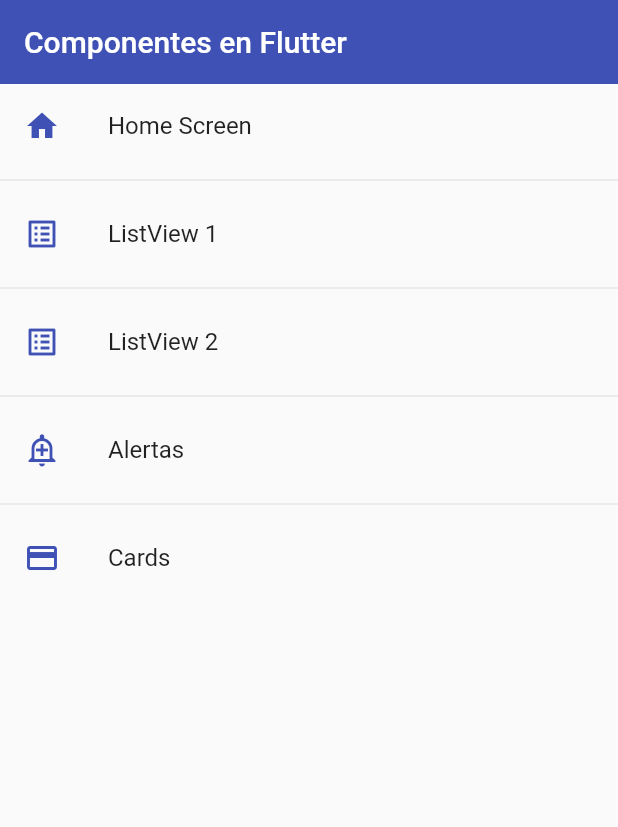
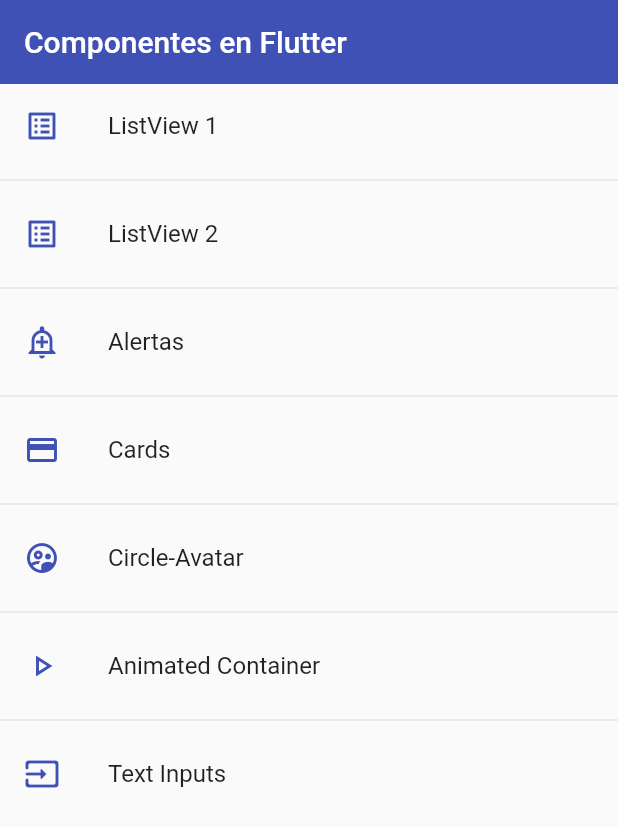
Before and after one commit to ramosjb7/componentes_fl, a Flutter app: the screen it shows after launch, on a phone screen of 412 x 824 dp. Shown: the top 827 px of the screen. Run offline on Flutter 3.47's test engine with Material 2 defaults, Android fonts, the phone set to English and light mode, and no system bars.

Commit message:
Finalizamos la pantalla Avatar y comienzo de los formularios

```diff
--- a/lib/router/app_routes.dart
+++ b/lib/router/app_routes.dart
@@ -10,12 +10,12 @@ class AppRouts {
 
   static final menuOptions =<MenuOption>[
     //TODO: borrar home
-    MenuOption(
-      route: 'home',
-      name: 'Home Screen',
-      screen: const HomeScreen(),
-      icon: Icons.home,
-    ),
+    // MenuOption(
+    //   route: 'home',
+    //   name: 'Home Screen',
+    //   screen: const HomeScreen(),
+    //   icon: Icons.home,
+    // ),
     MenuOption(
       route: 'listview1',
       name: 'ListView 1',
@@ -40,11 +40,33 @@ class AppRouts {
       screen: const CardScreen(),
       icon: Icons.credit_card,
     ),
+    MenuOption(
+      route: 'avatar',
+      name: 'Circle-Avatar',
+      screen: const AvatarScreen(),
+      icon: Icons.supervised_user_circle_outlined
+    ),
+    MenuOption(
+      route: 'animated',
+      name: 'Animated Container',
+      screen: const AnimedScreen(),
+      icon: Icons.play_arrow_outlined
+    ),
+    MenuOption(
+      route: 'inputs',
+      name: 'Text Inputs',
+      screen: const InputScreen(),
+      icon: Icons.input_rounded
+    ),
+
   ];
 
   static Map<String, Widget Function(BuildContext)> getAppRoutes() {
 
     Map<String, Widget Function(BuildContext)> appRoutes={};
+
+    appRoutes.addAll({'home' : (BuildContext context) => const HomeScreen()});
+
 
     for (final option in menuOptions) {
       appRoutes.addAll({option.route  :(context) => option.screen});
--- a/lib/screens/screens.dart
+++ b/lib/screens/screens.dart
@@ -4,6 +4,8 @@ export 'package:fl_components/screens/alert_sreen.dart';
 export 'package:fl_components/screens/card_screem.dart';
 export 'package:fl_components/screens/listview1_screen.dart';
 export 'package:fl_components/screens/listview2_screen.dart';
+export 'package:fl_components/screens/home_screen.dart';
+export 'package:fl_components/screens/avatar_screen.dart';
+export 'package:fl_components/screens/animated_screen.dart';
 
-
-export 'package:fl_components/screens/home_screen.dart';
+export 'package:fl_components/screens/inputs_screen.dart';
--- a/lib/theme/app_theme.dart
+++ b/lib/theme/app_theme.dart
@@ -32,6 +32,27 @@ class AppTheme {
             shape: const StadiumBorder(),
             elevation: 0
           ),
+    ),
+
+    inputDecorationTheme: const InputDecorationTheme(
+      floatingLabelStyle: TextStyle(
+        color: primary,
+      ),
+      enabledBorder: OutlineInputBorder(
+        borderSide: BorderSide(color: primary),
+        borderRadius: BorderRadius.only(bottomLeft: Radius.circular(10), topRight: Radius.circular(10)),
+      ),
+
+      focusedBorder: OutlineInputBorder(
+        borderSide: BorderSide(color: primary),
+        borderRadius: BorderRadius.only(bottomLeft: Radius.circular(10), topRight: Radius.circular(10)),
+      ),
+
+      border: OutlineInputBorder(
+        borderRadius: BorderRadius.only(bottomLeft: Radius.circular(10), topRight: Radius.circular(10)),
+      )
+
+
     )
 
 
--- a/lib/widgets/widget.dart
+++ b/lib/widgets/widget.dart
@@ -3,3 +3,5 @@
 export 'package:fl_components/widgets/custom_card_type_1.dart';
 
 export 'package:fl_components/widgets/custom_card_type_2.dart';
+
+export 'package:fl_components/widgets/custom_input_field.dart';
```
Also changed, not shown: lib/screens/animated_screen.dart (added, +58 -0 lines), lib/screens/avatar_screen.dart (added, +31 -0 lines), lib/screens/inputs_screen.dart (added, +31 -0 lines), lib/widgets/custom_input_field.dart (added, +46 -0 lines).
